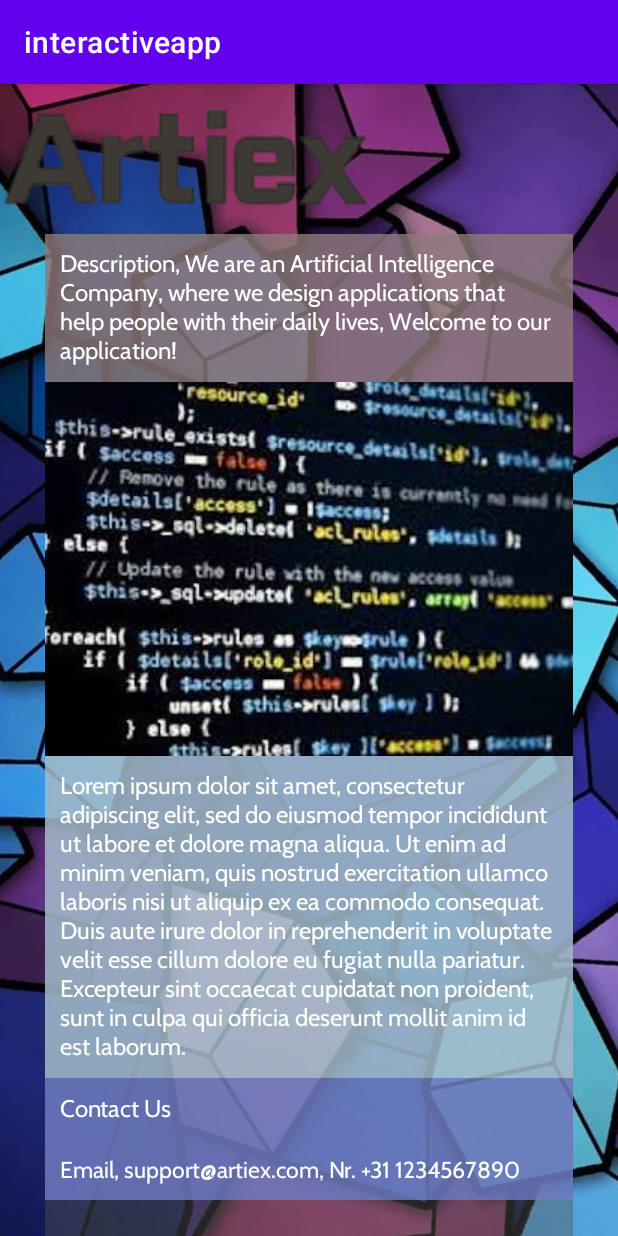
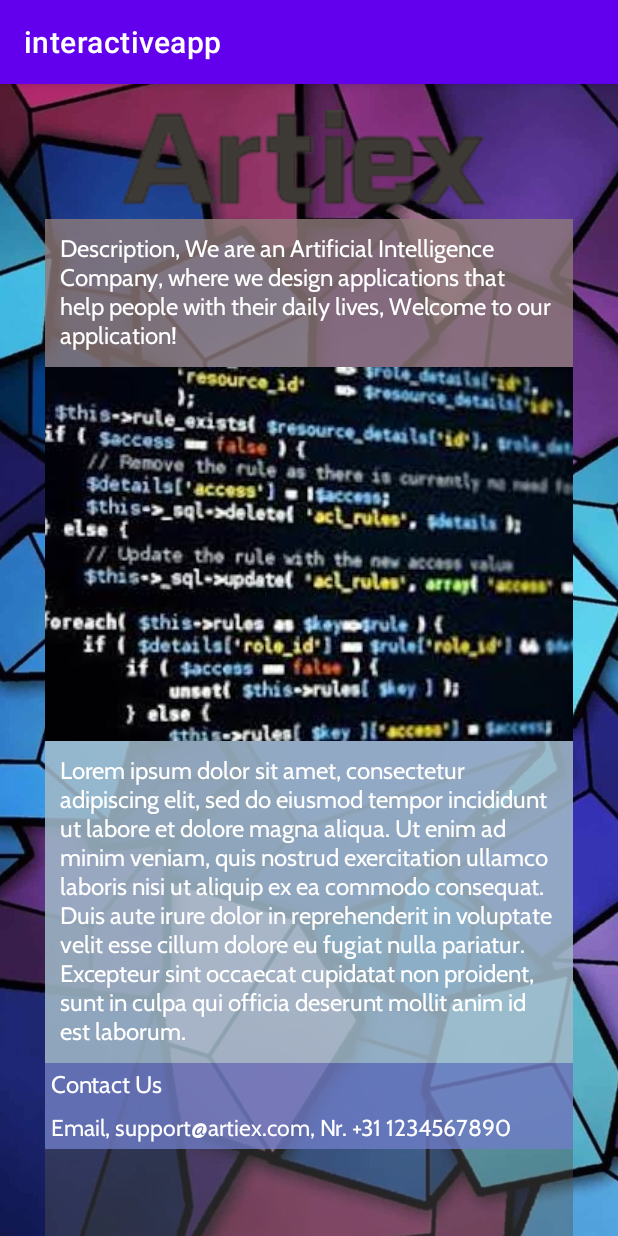
Before and after one commit to YousefAbood/AndroidNanoDegree, an Android app: the screen it shows after launch (MainActivity), on a phone screen of 412 x 824 dp. Run offline under Robolectric (Android 15) with nearby library versions, the phone set to English and light mode, and no system bars.

Commit message:
Few minor changes

```diff
--- a/Assignment03/app/src/main/res/layout/activity_main.xml
+++ b/Assignment03/app/src/main/res/layout/activity_main.xml
@@ -1,6 +1,7 @@
 <?xml version="1.0" encoding="utf-8"?>
-<androidx.constraintlayout.widget.ConstraintLayout xmlns:android="http://schemas.android.com/apk/res/android"
+<RelativeLayout xmlns:android="http://schemas.android.com/apk/res/android"
     xmlns:tools="http://schemas.android.com/tools"
+
     android:id="@string/logo"
     android:layout_width="match_parent"
     android:layout_height="match_parent"
@@ -17,6 +18,7 @@
         tools:ignore="MissingConstraints" />
 
     <ImageView
+        android:layout_centerHorizontal="true"
         android:layout_width="254dp"
         android:layout_height="100dp"
         android:contentDescription="@string/logo"
@@ -30,7 +32,7 @@
         android:background="#6A525550"
         android:layout_width="match_parent"
         android:layout_height="match_parent"
-        android:layout_marginTop="100dp"
+        android:layout_marginTop="90dp"
         android:layout_marginRight="30dp"
         android:layout_marginLeft="30dp"
         tools:ignore="MissingConstraints">
@@ -74,7 +76,7 @@
             android:layout_height="wrap_content"
             android:background="#C86F7EC8"
             android:fontFamily="@font/cabin"
-            android:padding="10dp"
+            android:padding="4dp"
             android:text="@string/contact_us"
             android:textColor="@color/white"
             android:textSize="16sp"
@@ -85,7 +87,7 @@
             android:layout_height="wrap_content"
             android:background="#C86F7EC8"
             android:fontFamily="@font/cabin"
-            android:padding="10dp"
+            android:padding="4dp"
             android:text="@string/email_support_artiex_com_nr_31_1234567890"
             android:textColor="@color/white"
             android:textSize="15sp"
@@ -98,4 +100,4 @@
 
 
 
-</androidx.constraintlayout.widget.ConstraintLayout>
+</RelativeLayout>
```
